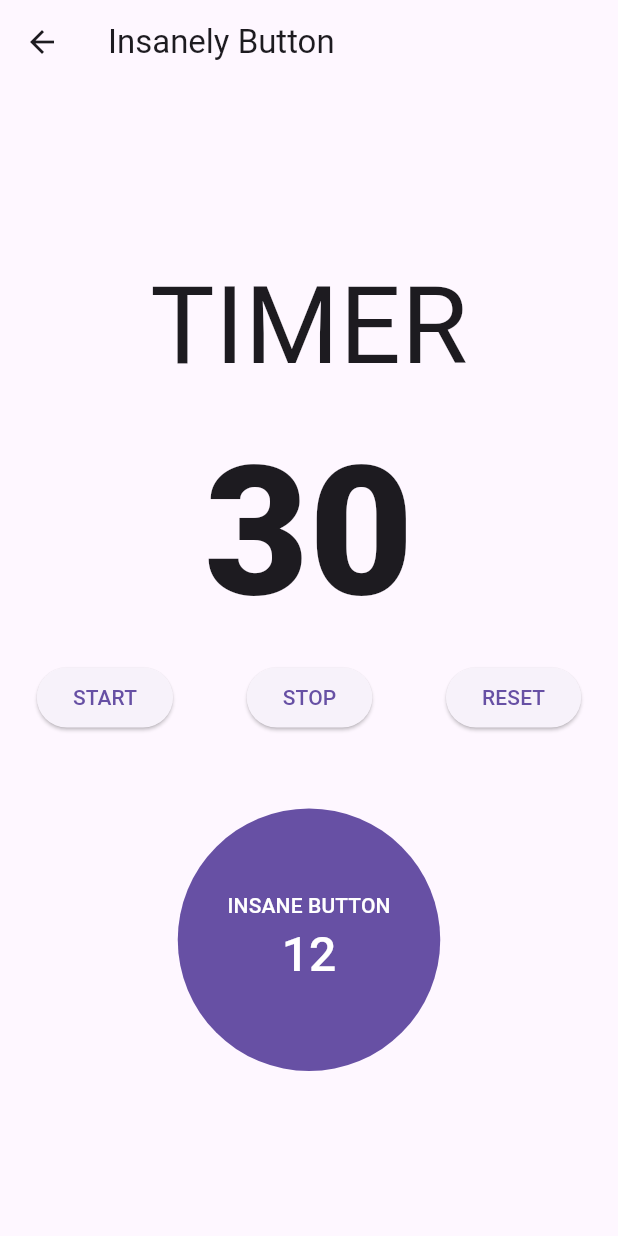
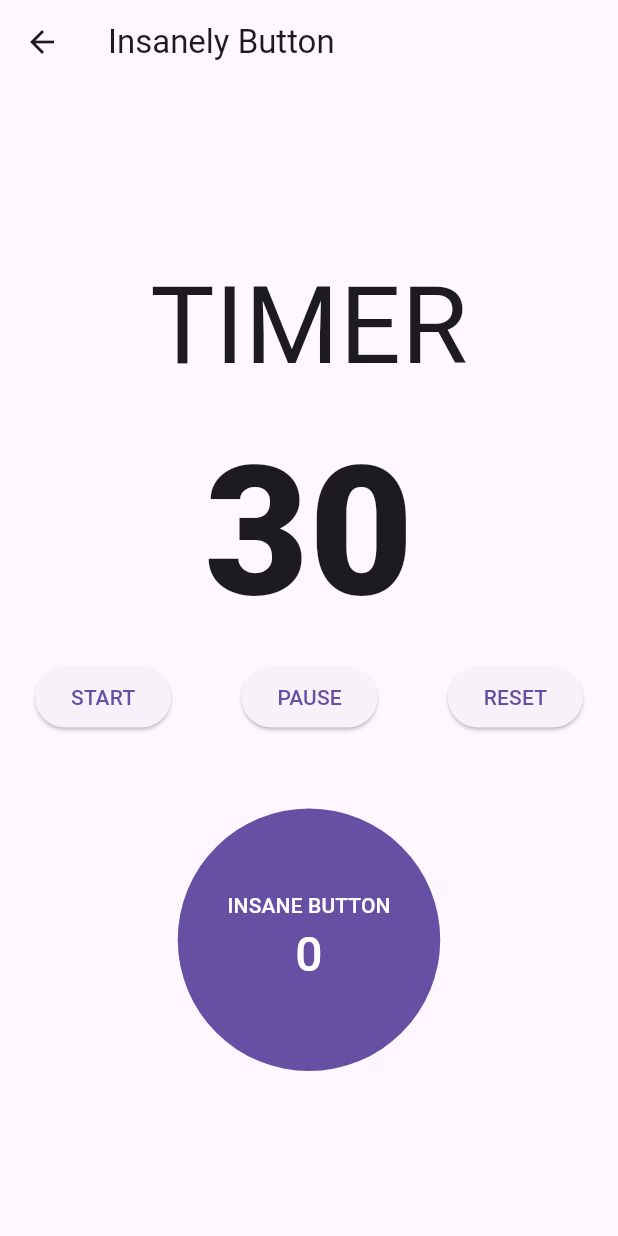
Before and after one commit to tbgbarros/apps_playground, a Flutter app: the InsanelyButtonPage screen opened directly, after a tap on "START", after a tap on "RESET", on a phone screen of 412 x 824 dp. Run offline on Flutter 3.47's test engine with Material 3 defaults, Android fonts, the light colour scheme and no system bars; our stand-ins replace just_audio.

Commit message:
Finalizado Insanely Button

```diff
--- a/lib/src/features/insanelybutton/presentation/insanely_button_page.dart
+++ b/lib/src/features/insanelybutton/presentation/insanely_button_page.dart
@@ -12,29 +12,40 @@ class InsanelyButtonPage extends StatefulWidget {
 class _InsanelyButtonPageState extends State<InsanelyButtonPage> {
   Timer? _timer;
   int _startValue = 30;
+  bool _buttonState = false;
+  int _clicks = 0;
 
   void start() {
+    _timer?.cancel();
+    _buttonState = true;
+
     _timer = Timer.periodic(
-      Duration(seconds: 1),
+      const Duration(seconds: 1),
       (timer) {
         setState(() {
-          if (_startValue > 0)
+          if (_startValue > 0) {
             _startValue--;
-          else
+          } else {
             _timer?.cancel();
+            _buttonState = false;
+          }
         });
       },
     );
   }
 
-  void stop() {
+  void pause() {
     _timer?.cancel();
+    setState(() {
+      _buttonState = false;
+    });
   }
 
   void reset() {
     _timer?.cancel();
     setState(() {
       _startValue = 30;
+      _clicks = 0;
     });
   }
 
@@ -48,13 +59,13 @@ class _InsanelyButtonPageState extends State<InsanelyButtonPage> {
   Widget build(BuildContext context) {
     return Scaffold(
       appBar: AppBar(
-        title: Text('Insanely Button'),
+        title: const Text('Insanely Button'),
       ),
       body: Center(
         child: Column(
           mainAxisAlignment: MainAxisAlignment.center,
           children: [
-            Text('TIMER', style: TextStyle(fontSize: 72)),
+            const Text('TIMER', style: TextStyle(fontSize: 72)),
             Text(
               '$_startValue',
               style: const TextStyle(
@@ -69,32 +80,38 @@ class _InsanelyButtonPageState extends State<InsanelyButtonPage> {
                     onPressed: () {
                       start();
                     },
-                    child: Text('START')),
+                    child: const Text('START')),
                 ElevatedButton(
                     onPressed: () {
-                      stop();
+                      pause();
                     },
-                    child: Text('STOP')),
+                    child: const Text('PAUSE')),
                 ElevatedButton(
                     onPressed: () {
                       reset();
                     },
-                    child: Text('RESET')),
+                    child: const Text('RESET')),
               ],
             ),
-            SizedBox(height: 50),
+            const SizedBox(height: 50),
             SizedBox(
               width: 175,
               height: 175,
               child: FilledButton(
-                  onPressed: () {},
+                  onPressed: _buttonState
+                      ? () {
+                          setState(() {
+                            _clicks++;
+                          });
+                        }
+                      : null,
                   child: Column(
                     mainAxisAlignment: MainAxisAlignment.center,
                     children: [
-                      Text('INSANE BUTTON'),
+                      const Text('INSANE BUTTON'),
                       Text(
-                        '12',
-                        style: TextStyle(
+                        _clicks.toString(),
+                        style: const TextStyle(
                           fontSize: 32,
                           fontWeight: FontWeight.w500,
                         ),
```
